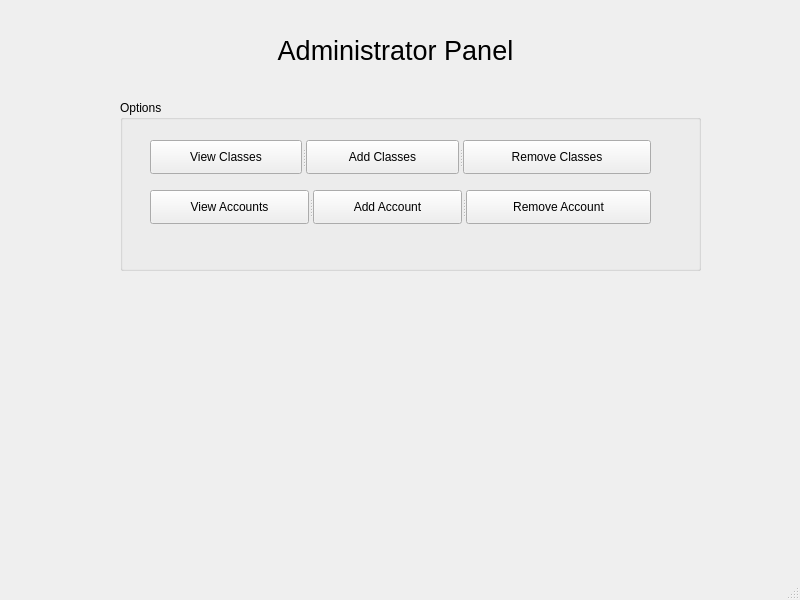
alixabahena/SIMS, file Form Files/adminView.ui: the form before one commit.
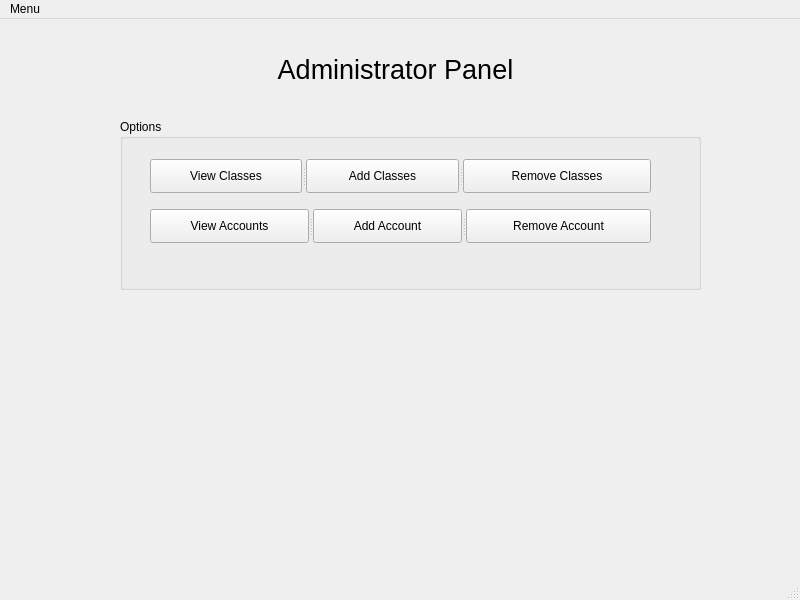
The form after the commit.

Commit message: Added Faculty View frame. Set enter key to trigger button press. Improving StudentView

```diff
--- a/Form Files/adminView.ui
+++ b/Form Files/adminView.ui
@@ -114,6 +114,17 @@
      <height>31</height>
     </rect>
    </property>
+   <widget class="QMenu" name="menuMenu">
+    <property name="title">
+     <string>Menu</string>
+    </property>
+    <addaction name="separator"/>
+    <addaction name="actionStudent_VIew"/>
+    <addaction name="actionFaculty_VIew"/>
+    <addaction name="separator"/>
+    <addaction name="actionLogout"/>
+   </widget>
+   <addaction name="menuMenu"/>
   </widget>
   <widget class="QStatusBar" name="statusbar"/>
  </widget>
```
Left out of the diff: 15 changed lines with no effect on the pictures. The commit also changes 12 other files.
